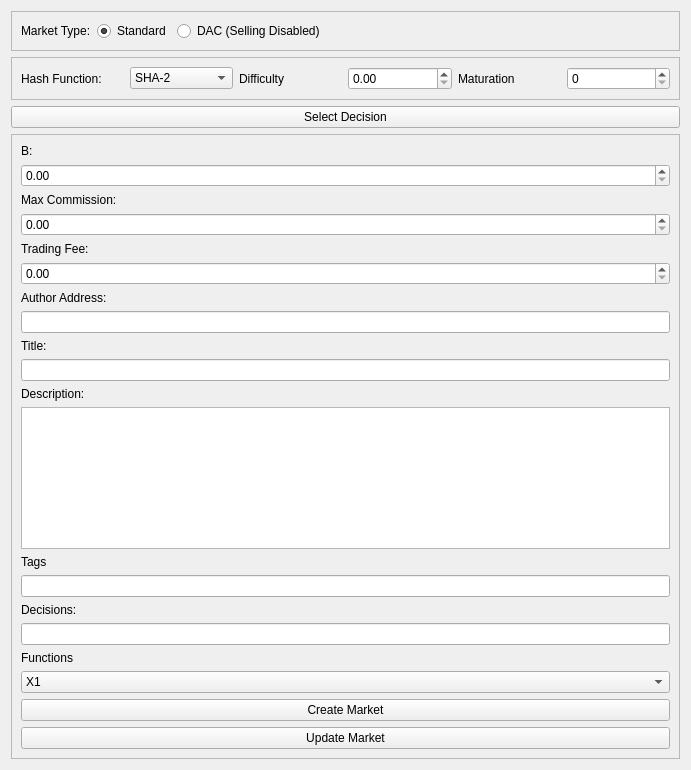
Qt form src/qt/forms/decisionmarketcreationwidget.ui (brishtiteveja/truthcoin-cpp) before a commit.
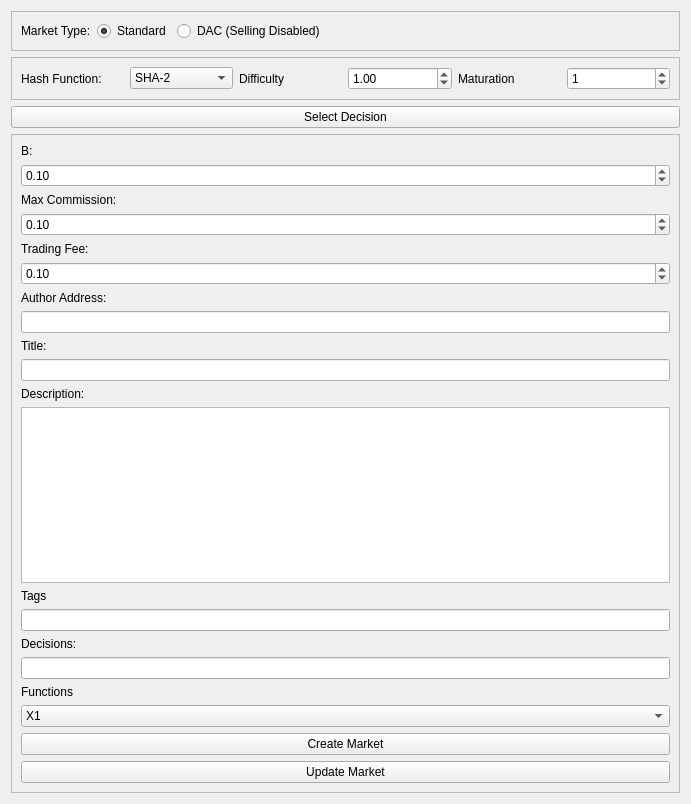
The same form after that commit.

Commit message: Update error checking and market creation

The edit to the form file:
```diff
--- a/src/qt/forms/decisionmarketcreationwidget.ui
+++ b/src/qt/forms/decisionmarketcreationwidget.ui
@@ -7,7 +7,7 @@
     <x>0</x>
     <y>0</y>
     <width>691</width>
-    <height>770</height>
+    <height>804</height>
    </rect>
   </property>
   <property name="windowTitle">
@@ -96,7 +96,11 @@
        </widget>
       </item>
       <item>
-       <widget class="QDoubleSpinBox" name="doubleSpinBoxDifficulty"/>
+       <widget class="QDoubleSpinBox" name="doubleSpinBoxDifficulty">
+        <property name="value">
+         <double>1.000000000000000</double>
+        </property>
+       </widget>
       </item>
       <item>
        <widget class="QLabel" name="labelMaturation">
@@ -106,7 +110,11 @@
        </widget>
       </item>
       <item>
-       <widget class="QSpinBox" name="spinBoxMaturation"/>
+       <widget class="QSpinBox" name="spinBoxMaturation">
+        <property name="value">
+         <number>1</number>
+        </property>
+       </widget>
       </item>
      </layout>
     </widget>
@@ -135,7 +143,11 @@
        </widget>
       </item>
       <item>
-       <widget class="QDoubleSpinBox" name="doubleSpinBoxB"/>
+       <widget class="QDoubleSpinBox" name="doubleSpinBoxB">
+        <property name="value">
+         <double>0.100000000000000</double>
+        </property>
+       </widget>
       </item>
       <item>
        <widget class="QLabel" name="labelMaxCommission">
@@ -145,7 +157,11 @@
        </widget>
       </item>
       <item>
-       <widget class="QDoubleSpinBox" name="doubleSpinBoxMaxCommission"/>
+       <widget class="QDoubleSpinBox" name="doubleSpinBoxMaxCommission">
+        <property name="value">
+         <double>0.100000000000000</double>
+        </property>
+       </widget>
       </item>
       <item>
        <widget class="QLabel" name="labelTradeFee">
@@ -155,7 +171,11 @@
        </widget>
       </item>
       <item>
-       <widget class="QDoubleSpinBox" name="doubleSpinBoxTradeFee"/>
+       <widget class="QDoubleSpinBox" name="doubleSpinBoxTradeFee">
+        <property name="value">
+         <double>0.100000000000000</double>
+        </property>
+       </widget>
       </item>
       <item>
        <widget class="QLabel" name="labelAuthorAddress">
```
Left out of the diff: 2 changed lines with no effect on the pictures. The commit also changes 2 other files.
